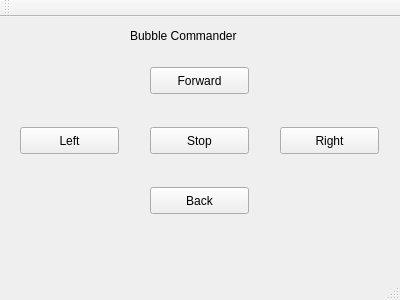
Old version of the form projects/neuralnetworks/qt/rpiCommander/mainwindow.ui in the repository bensinghbeno/design-engine.
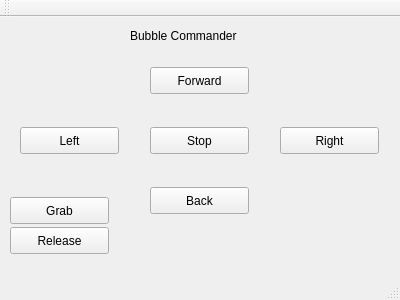
New version of the form.

Commit message: bubblecommander arm: added grab/release

```diff
--- a/projects/neuralnetworks/qt/rpiCommander/mainwindow.ui
+++ b/projects/neuralnetworks/qt/rpiCommander/mainwindow.ui
@@ -92,6 +92,32 @@
      <string>Stop</string>
     </property>
    </widget>
+   <widget class="QPushButton" name="G">
+    <property name="geometry">
+     <rect>
+      <x>10</x>
+      <y>180</y>
+      <width>99</width>
+      <height>27</height>
+     </rect>
+    </property>
+    <property name="text">
+     <string>Grab</string>
+    </property>
+   </widget>
+   <widget class="QPushButton" name="r">
+    <property name="geometry">
+     <rect>
+      <x>10</x>
+      <y>210</y>
+      <width>99</width>
+      <height>27</height>
+     </rect>
+    </property>
+    <property name="text">
+     <string>Release</string>
+    </property>
+   </widget>
   </widget>
   <widget class="QMenuBar" name="menuBar">
    <property name="geometry">
```
The commit also changes 3 other files.
